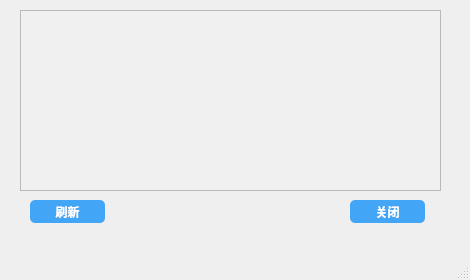
This is detection.ui in nylttpgg09/FluoTest as Qt 5 draws it before an edit. The edited form follows.
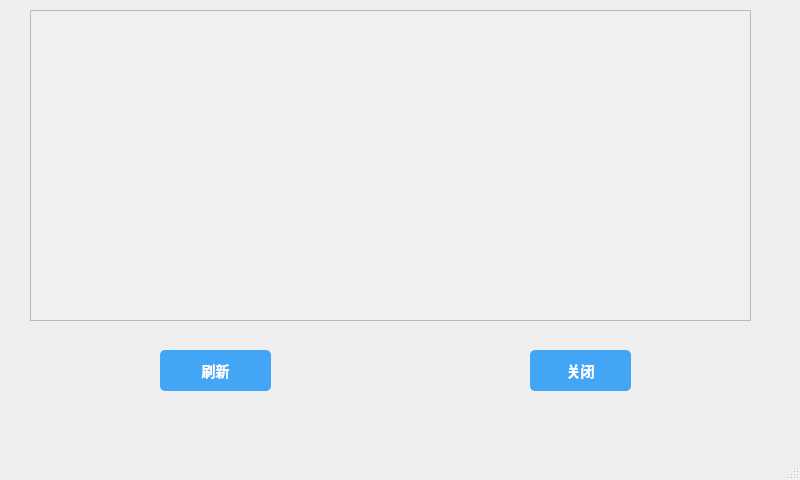
This is the edited form.

The edit to the form file:
```diff
--- a/detection.ui
+++ b/detection.ui
@@ -6,8 +6,8 @@
    <rect>
     <x>0</x>
     <y>0</y>
-    <width>470</width>
-    <height>280</height>
+    <width>800</width>
+    <height>480</height>
    </rect>
   </property>
   <property name="windowTitle">
@@ -17,10 +17,10 @@
    <widget class="QPushButton" name="refresh_button">
     <property name="geometry">
      <rect>
-      <x>30</x>
-      <y>200</y>
-      <width>75</width>
-      <height>23</height>
+      <x>160</x>
+      <y>350</y>
+      <width>111</width>
+      <height>41</height>
      </rect>
     </property>
     <property name="styleSheet">
@@ -28,15 +28,12 @@
     background-color: #42A5F5;
     color: white;
     font-family: Arial;
-    font-size: 12px; /* 调整字体大小 */
+    font-size: 14px; /* 调整字体大小 */
     font-weight: bold;
     border: none; /* 取消边框 */
     border-radius: 5px;
     padding: 5px;
-    min-width: 65px; /* 设置最小宽度 */
-    max-width: 65px; /* 设置最大宽度 */
-    min-height: 13px; /* 设置最小高度 */
-    max-height: 13px; /* 设置最大高度 */
+
 }
 
 QPushButton:hover {
@@ -54,10 +51,10 @@
    <widget class="QPushButton" name="close_button">
     <property name="geometry">
      <rect>
-      <x>350</x>
-      <y>200</y>
-      <width>75</width>
-      <height>23</height>
+      <x>530</x>
+      <y>350</y>
+      <width>101</width>
+      <height>41</height>
      </rect>
     </property>
     <property name="styleSheet">
@@ -65,15 +62,12 @@
     background-color: #42A5F5;
     color: white;
     font-family: Arial;
-    font-size: 12px; /* 调整字体大小 */
+    font-size: 14px; /* 调整字体大小 */
     font-weight: bold;
     border: none; /* 取消边框 */
     border-radius: 5px;
     padding: 5px;
-    min-width: 65px; /* 设置最小宽度 */
-    max-width: 65px; /* 设置最大宽度 */
-    min-height: 13px; /* 设置最小高度 */
-    max-height: 13px; /* 设置最大高度 */
+
 }
 
 QPushButton:hover {
@@ -91,10 +85,10 @@
    <widget class="QTableView" name="table_view">
     <property name="geometry">
      <rect>
-      <x>20</x>
+      <x>30</x>
       <y>10</y>
-      <width>421</width>
-      <height>181</height>
+      <width>721</width>
+      <height>311</height>
      </rect>
     </property>
     <property name="styleSheet">
```
Left out of the diff: 2 changed lines with no effect on the pictures.
